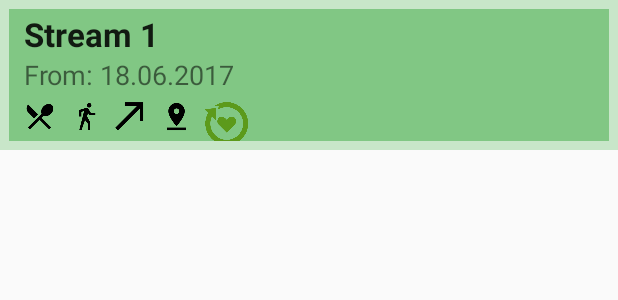
After one commit to dropletchain/droplet-engine, an Android app: the layout list_basic_stream_share.xml on its own in the app's theme, with its tools: preview values and no code run, on a phone screen of 412 x 824 dp. The commit adds this screen. Shown: the top 300 px of the screen. Run offline under Robolectric (Android 15) with nearby library versions, the phone set to English and light mode, and no system bars.

Commit message:
starte with stream view UI

```diff
--- a/talosblockchainj/BlockAdit/app/src/main/java/ch/ethz/blockadit/activities/StartActivity.java
+++ b/talosblockchainj/BlockAdit/app/src/main/java/ch/ethz/blockadit/activities/StartActivity.java
@@ -98,7 +98,8 @@ public class StartActivity extends AppCompatActivity  {
     public void onMyCloud(View v) {
         if(!loaded.get())
             return;
-        Intent intent = new Intent(this, CloudSelectActivity.class);
+        Intent intent = new Intent(this, StreamViewActivity.class);
+        intent.putExtra(ActivitiesUtil.DEMO_USER_KEY, this.user.toString());
         startActivity(intent);
     }
 
--- a/talosblockchainj/BlockAdit/app/src/main/java/ch/ethz/blockadit/util/Synchronizer.java
+++ b/talosblockchainj/BlockAdit/app/src/main/java/ch/ethz/blockadit/util/Synchronizer.java
@@ -85,7 +85,7 @@ public class Synchronizer {
         for(Dataset dataSet : datasets) {
             Time time = Time.valueOf(dataSet.getTime());
             long timeMs = transformDates(dateSql, time).getTime() - dateSql.getTime();
-            int id =(int) ((timeMs *1000) / interval);
+            int id =(int) ((timeMs/1000) / interval);
             chunks[id].addEntry(new IntegerEntry(timeMs * 1000, type.getDisplayRep(), dataSet.getValue()));
         }
     }
--- /dev/null
+++ b/talosblockchainj/BlockAdit/app/src/main/res/layout/list_basic_stream_share.xml
@@ -0,0 +1,101 @@
+<?xml version="1.0" encoding="utf-8"?>
+<RelativeLayout xmlns:android="http://schemas.android.com/apk/res/android"
+    xmlns:app="http://schemas.android.com/apk/res-auto"
+    android:layout_width="fill_parent"
+    android:layout_height="100dp"
+    android:padding="6dip"
+    android:background="@color/lightBG"
+    android:id="@+id/streamRelLayout">
+
+    <LinearLayout
+        android:id="@+id/streamLinLayout"
+        android:layout_width="match_parent"
+        android:layout_height="match_parent"
+        android:background="@color/heavierBG"
+        android:orientation="horizontal">
+
+        <LinearLayout
+            android:layout_width="match_parent"
+            android:layout_height="match_parent"
+            android:orientation="vertical"
+            android:paddingLeft="10dp"
+            android:paddingTop="2dp">
+
+            <TextView
+                android:id="@+id/streamName"
+                android:layout_width="wrap_content"
+                android:layout_height="wrap_content"
+                android:text="Stream 1"
+                android:textAppearance="?android:attr/textAppearanceLarge"
+                android:textStyle="bold" />
+
+            <TextView
+                android:id="@+id/dateFromList"
+                android:layout_width="match_parent"
+                android:layout_height="wrap_content"
+                android:text="From: 18.06.2017"
+                android:textSize="18sp" />
+
+            <LinearLayout
+                android:layout_width="match_parent"
+                android:layout_height="wrap_content"
+                android:orientation="horizontal"
+                android:paddingTop="5dp">
+
+                <ImageView
+                    android:id="@+id/listCalIcon"
+                    android:layout_width="30dp"
+                    android:layout_height="30dp"
+                    android:adjustViewBounds="false"
+                    android:cropToPadding="false"
+                    android:src="@drawable/calories" />
+
+                <ImageView
+                    android:id="@+id/listStepIcon"
+                    android:layout_width="30dp"
+                    android:layout_height="30dp"
+                    android:adjustViewBounds="false"
+                    android:cropToPadding="false"
+                    android:src="@drawable/step" />
+
+                <ImageView
+                    android:id="@+id/listFloorIcon"
+                    android:layout_width="30dp"
+                    android:layout_height="30dp"
+                    android:adjustViewBounds="false"
+                    android:cropToPadding="false"
+                    android:src="@drawable/floor" />
+
+                <ImageView
+                    android:id="@+id/listDistIcon"
+                    android:layout_width="30dp"
+                    android:layout_height="30dp"
+                    android:adjustViewBounds="false"
+                    android:cropToPadding="false"
+                    android:src="@drawable/distance" />
+
+                <ImageView
+                    android:id="@+id/listHeartIcon"
+                    android:layout_width="30dp"
+                    android:layout_height="30dp"
+                    android:adjustViewBounds="false"
+                    android:cropToPadding="false"
+                    android:src="@drawable/hrb" />
+
+            </LinearLayout>
+
+        </LinearLayout>
+
+    </LinearLayout>
+
+    <ImageView
+        android:id="@+id/sharePersonImage"
+        android:layout_width="80dp"
+        android:layout_height="80dp"
+        android:layout_alignParentTop="false"
+        android:layout_alignRight="@+id/streamLinLayout"
+        android:layout_marginRight="5dp"
+        android:layout_marginTop="5dp"
+        android:layout_weight="1" />
+
+</RelativeLayout>
--- a/talosblockchainj/BlockAdit/blockaditapi/src/main/java/ch/ethz/blokcaditapi/BlockAditStream.java
+++ b/talosblockchainj/BlockAdit/blockaditapi/src/main/java/ch/ethz/blokcaditapi/BlockAditStream.java
@@ -96,7 +96,7 @@ public class BlockAditStream implements IBlockAditStream {
 
     @Override
     public Address getOwner() {
-        return this.streamKey.getSignAddress();
+        return this.streamKey.getOwnerAddress();
     }
 
     @Override
```
Also changed, not shown: talosblockchainj/BlockAdit/app/src/main/AndroidManifest.xml (+12 -10 lines), talosblockchainj/BlockAdit/app/src/main/java/ch/ethz/blockadit/activities/FitbitSync.java (+82 -9 lines), talosblockchainj/BlockAdit/app/src/main/java/ch/ethz/blockadit/activities/StreamViewActivity.java (added, +236 -0 lines), talosblockchainj/BlockAdit/app/src/main/res/layout/activity_stream_view.xml (added, +82 -0 lines), talosblockchainj/BlockAdit/blockaditapi/src/main/java/ch/ethz/blokcaditapi/storage/Util.java (+7 -1 lines), 1 other file.
